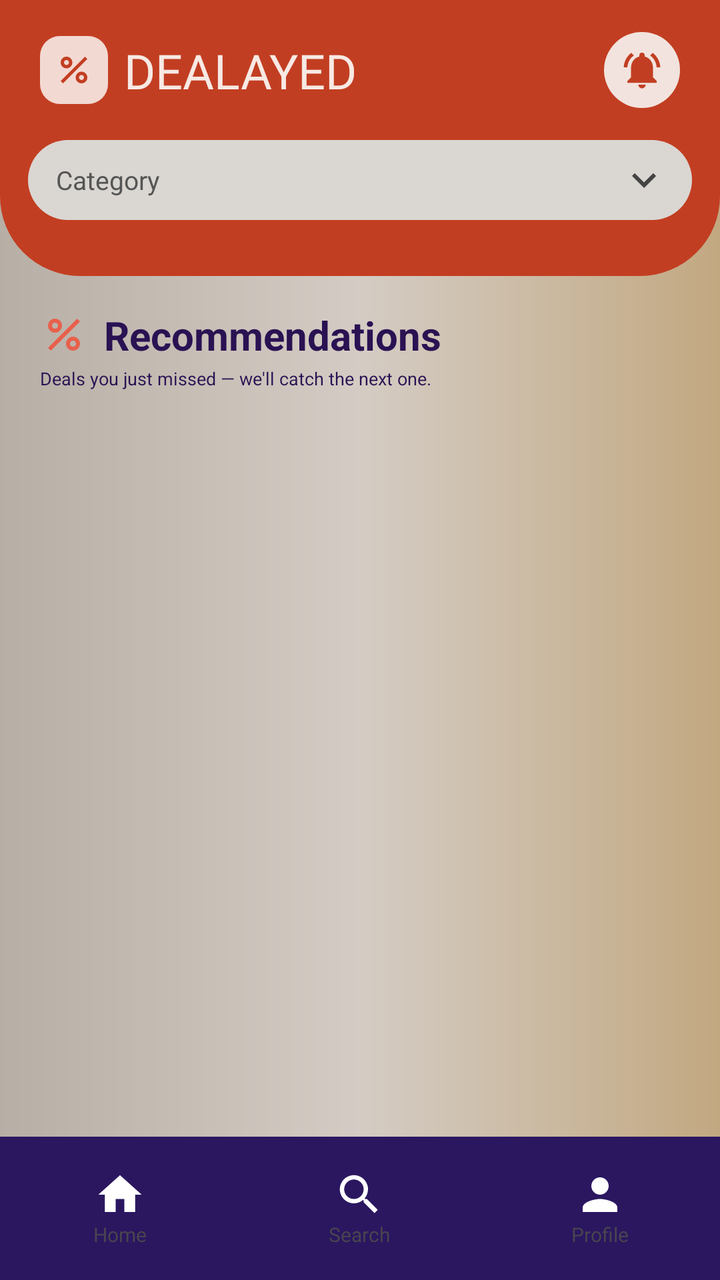
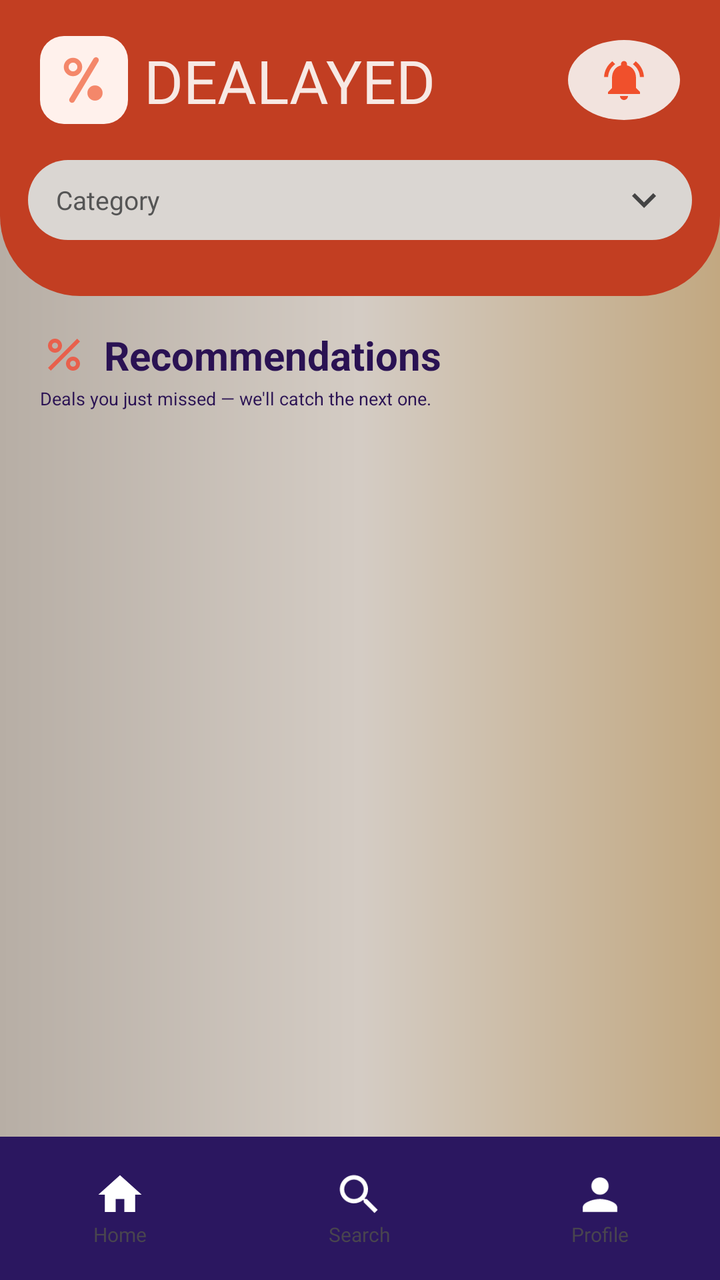

An Android layout rendered at two revisions. The XML below is the earlier revision; the diff shows what the commit changed to produce the second picture.
<!-- AndroidManifest.xml: application theme Theme.Dealayed -->
<!-- res/layout/activity_search.xml -->
<?xml version="1.0" encoding="utf-8"?>
<androidx.constraintlayout.widget.ConstraintLayout
    xmlns:android="http://schemas.android.com/apk/res/android"
    xmlns:app="http://schemas.android.com/apk/res-auto"
    android:id="@+id/main"
    android:layout_width="match_parent"
    android:layout_height="match_parent"
    android:background="@drawable/bg_screen">

    
    <View
        android:id="@+id/headerBg"
        android:layout_width="0dp" android:layout_height="0dp"
        android:background="@drawable/bg_header"
        app:layout_constraintTop_toTopOf="parent"
        app:layout_constraintStart_toStartOf="parent"
        app:layout_constraintEnd_toEndOf="parent"
        app:layout_constraintBottom_toBottomOf="@id/headerBottomSpace"/>

    <Space android:id="@+id/statusBarSpace"
        android:layout_width="match_parent" android:layout_height="0dp"
        app:layout_constraintTop_toTopOf="parent"/>

    
    <FrameLayout
        android:id="@+id/logoBox"
        android:layout_width="34dp" android:layout_height="34dp"
        android:layout_marginStart="20dp" android:layout_marginTop="18dp"
        android:background="@drawable/bg_logo"
        app:layout_constraintTop_toBottomOf="@id/statusBarSpace"
        app:layout_constraintStart_toStartOf="parent">
        <ImageView
            android:layout_width="20dp" android:layout_height="20dp"
            android:layout_gravity="center"
            android:src="@drawable/ic_percent"
            app:tint="@color/brand_red"/>
    </FrameLayout>

    <TextView
        android:id="@+id/tvTitle"
        android:layout_width="wrap_content" android:layout_height="wrap_content"
        android:layout_marginStart="8dp"
        android:text="DEALAYED"
        android:textColor="#F7E9E4" android:textSize="24sp"
        android:fontFamily="@font/lexend_extrabold"
        app:layout_constraintTop_toTopOf="@id/logoBox"
        app:layout_constraintBottom_toBottomOf="@id/logoBox"
        app:layout_constraintStart_toEndOf="@id/logoBox"/>

    <FrameLayout
        android:id="@+id/btnBell"
        android:layout_width="38dp" android:layout_height="38dp"
        android:layout_marginEnd="20dp"
        android:background="@drawable/bg_bell_button"
        app:layout_constraintTop_toTopOf="@id/logoBox"
        app:layout_constraintBottom_toBottomOf="@id/logoBox"
        app:layout_constraintEnd_toEndOf="parent">
        <ImageView
            android:layout_width="22dp" android:layout_height="22dp"
            android:layout_gravity="center"
            android:src="@drawable/ic_bell"
            app:tint="@color/brand_red"/>
    </FrameLayout>

    
    <LinearLayout
        android:id="@+id/categorySelector"
        android:layout_width="0dp" android:layout_height="40dp"
        android:layout_marginStart="14dp" android:layout_marginEnd="14dp"
        android:layout_marginTop="18dp"
        android:background="@drawable/bg_selector"
        android:gravity="center_vertical"
        android:orientation="horizontal"
        android:paddingStart="14dp" android:paddingEnd="12dp"
        app:layout_constraintTop_toBottomOf="@id/logoBox"
        app:layout_constraintStart_toStartOf="parent"
        app:layout_constraintEnd_toEndOf="parent">
        <TextView
            android:id="@+id/tvSelectedCategory"
            android:layout_width="0dp" android:layout_height="wrap_content"
            android:layout_weight="1"
            android:text="Category" android:textSize="13sp"
            android:textColor="#555555"/>
        <ImageView
            android:id="@+id/ivArrow"
            android:layout_width="24dp" android:layout_height="24dp"
            android:src="@drawable/ic_arrow_down"
            app:tint="#444444"/>
    </LinearLayout>

    <Space android:id="@+id/headerBottomSpace"
        android:layout_width="match_parent" android:layout_height="28dp"
        app:layout_constraintTop_toBottomOf="@id/categorySelector"/>

    
    <LinearLayout
        android:id="@+id/recHeader"
        android:layout_width="wrap_content" android:layout_height="wrap_content"
        android:layout_marginStart="20dp" android:layout_marginTop="16dp"
        android:orientation="vertical"
        app:layout_constraintTop_toBottomOf="@id/headerBottomSpace"
        app:layout_constraintStart_toStartOf="parent">
        <TextView
            android:layout_width="wrap_content" android:layout_height="wrap_content"
            android:drawableStart="@drawable/ic_percent"
            android:drawableTint="#E8604C"
            android:drawablePadding="8dp"
            android:gravity="center_vertical"
            android:text="Recommendations"
            android:textColor="@color/navy" android:textSize="20sp"
            android:textStyle="bold"/>
        <TextView
            android:layout_width="wrap_content" android:layout_height="wrap_content"
            android:layout_marginTop="2dp"
            android:text="Deals you just missed — we'll catch the next one."
            android:textColor="@color/navy" android:textSize="9sp"/>
    </LinearLayout>

    
    <TextView
        android:id="@+id/tvEmptyInfo"
        android:layout_width="wrap_content" android:layout_height="wrap_content"
        android:layout_marginStart="20dp" android:layout_marginTop="14dp"
        android:drawableStart="@drawable/ic_sparkle"
        android:drawablePadding="6dp"
        android:gravity="center_vertical"
        android:text="0 results available. 0 you missed."
        android:textColor="@color/navy" android:textSize="10sp"
        android:visibility="gone"
        app:layout_constraintTop_toBottomOf="@id/headerBottomSpace"
        app:layout_constraintStart_toStartOf="parent"/>

    <androidx.recyclerview.widget.RecyclerView
        android:id="@+id/rvDeals"
        android:layout_width="0dp" android:layout_height="0dp"
        android:layout_marginTop="10dp"
        android:clipToPadding="false"
        android:paddingBottom="12dp"
        app:layout_constraintTop_toBottomOf="@id/recHeader"
        app:layout_constraintBottom_toTopOf="@id/bottomNav"
        app:layout_constraintStart_toStartOf="parent"
        app:layout_constraintEnd_toEndOf="parent"/>

    <TextView
        android:id="@+id/emptyEmoji"
        android:layout_width="wrap_content" android:layout_height="wrap_content"
        android:text="😂" android:textSize="40sp"
        android:visibility="gone"
        app:layout_constraintTop_toBottomOf="@id/headerBottomSpace"
        app:layout_constraintBottom_toTopOf="@id/bottomNav"
        app:layout_constraintStart_toStartOf="parent"
        app:layout_constraintEnd_toEndOf="parent"/>



    <include
        layout="@layout/view_bottom_nav"
        android:layout_width="match_parent"
        android:layout_height="wrap_content"
        app:layout_constraintBottom_toBottomOf="parent"
        app:layout_constraintStart_toStartOf="parent"
        app:layout_constraintEnd_toEndOf="parent"/>

    
    <LinearLayout
        android:id="@+id/dropdownPanel"
        android:layout_width="0dp" android:layout_height="wrap_content"
        android:layout_marginTop="4dp"
        android:background="@drawable/bg_dropdown"
        android:elevation="12dp"
        android:orientation="vertical"
        android:paddingStart="16dp" android:paddingEnd="16dp"
        android:paddingTop="8dp" android:paddingBottom="8dp"
        android:visibility="gone"
        app:layout_constraintTop_toBottomOf="@id/categorySelector"
        app:layout_constraintStart_toStartOf="@id/categorySelector"
        app:layout_constraintEnd_toEndOf="@id/categorySelector"/>
</androidx.constraintlayout.widget.ConstraintLayout>
<!-- res/layout/view_bottom_nav.xml (included above) -->
<?xml version="1.0" encoding="utf-8"?>
<LinearLayout xmlns:android="http://schemas.android.com/apk/res/android"
    android:id="@+id/bottomNav"
    android:layout_width="match_parent"
    android:layout_height="wrap_content"
    android:background="@color/purple"
    android:orientation="horizontal"
    android:paddingTop="8dp"
    android:paddingBottom="8dp">

    
    <LinearLayout
        android:id="@+id/navHome"
        android:layout_width="0dp"
        android:layout_height="wrap_content"
        android:layout_weight="1"
        android:clickable="true"
        android:focusable="true"
        android:gravity="center">

        <LinearLayout
            android:id="@+id/navHomePill"
            android:layout_width="wrap_content"
            android:layout_height="wrap_content"
            android:gravity="center"
            android:orientation="vertical"
            android:paddingStart="30dp"
            android:paddingEnd="30dp"
            android:paddingTop="8dp"
            android:paddingBottom="8dp">

            <ImageView
                android:id="@+id/navHomeIcon"
                android:layout_width="26dp"
                android:layout_height="26dp"
                android:src="@drawable/ic_home" />

            <TextView
                android:id="@+id/navHomeLabel"
                android:layout_width="wrap_content"
                android:layout_height="wrap_content"
                android:fontFamily="@font/lexend"
                android:text="Home"
                android:textSize="10sp" />
        </LinearLayout>
    </LinearLayout>

    
    <LinearLayout
        android:id="@+id/navSearch"
        android:layout_width="0dp"
        android:layout_height="wrap_content"
        android:layout_weight="1"
        android:clickable="true"
        android:focusable="true"
        android:gravity="center">

        <LinearLayout
            android:id="@+id/navSearchPill"
            android:layout_width="wrap_content"
            android:layout_height="wrap_content"
            android:gravity="center"
            android:orientation="vertical"
            android:paddingStart="30dp"
            android:paddingEnd="30dp"
            android:paddingTop="8dp"
            android:paddingBottom="8dp">

            <ImageView
                android:id="@+id/navSearchIcon"
                android:layout_width="26dp"
                android:layout_height="26dp"
                android:src="@drawable/ic_search" />

            <TextView
                android:id="@+id/navSearchLabel"
                android:layout_width="wrap_content"
                android:layout_height="wrap_content"
                android:fontFamily="@font/lexend"
                android:text="Search"
                android:textSize="10sp" />
        </LinearLayout>
    </LinearLayout>

    
    <LinearLayout
        android:id="@+id/navProfile"
        android:layout_width="0dp"
        android:layout_height="wrap_content"
        android:layout_weight="1"
        android:clickable="true"
        android:focusable="true"
        android:gravity="center">

        <LinearLayout
            android:id="@+id/navProfilePill"
            android:layout_width="wrap_content"
            android:layout_height="wrap_content"
            android:gravity="center"
            android:orientation="vertical"
            android:paddingStart="30dp"
            android:paddingEnd="30dp"
            android:paddingTop="8dp"
            android:paddingBottom="8dp">

            <ImageView
                android:id="@+id/navProfileIcon"
                android:layout_width="26dp"
                android:layout_height="26dp"
                android:src="@drawable/ic_person" />

            <TextView
                android:id="@+id/navProfileLabel"
                android:layout_width="wrap_content"
                android:layout_height="wrap_content"
                android:fontFamily="@font/lexend"
                android:text="Profile"
                android:textSize="10sp" />
        </LinearLayout>
    </LinearLayout>

</LinearLayout>
<!-- resources referenced by this layout -->
<resources>
  <color name="brand_red">#C23E22</color>
  <color name="navy">#2A1253</color>
  <color name="purple">#2B1760</color>
  <!-- drawable bg_bell_button (drawable) -->
  <shape xmlns:android="http://schemas.android.com/apk/res/android" android:shape="oval">
      <solid android:color="#F2E3DE"/>
  </shape>
  <!-- drawable bg_dropdown (drawable) -->
  <shape xmlns:android="http://schemas.android.com/apk/res/android">
      <solid android:color="#D6D6D6"/>
      <corners android:radius="18dp"/>
  </shape>
  <!-- drawable bg_header (drawable) -->
  <?xml version="1.0" encoding="utf-8"?>
  <shape xmlns:android="http://schemas.android.com/apk/res/android">
      <solid android:color="@color/brand_red"/>
      <corners android:bottomLeftRadius="40dp" android:bottomRightRadius="40dp"/>
  </shape>
  <!-- drawable bg_logo (drawable) -->
  <shape xmlns:android="http://schemas.android.com/apk/res/android">
      <solid android:color="#F2D9D2"/>
      <corners android:radius="10dp"/>
  </shape>
  <!-- drawable bg_screen (drawable) -->
  <shape xmlns:android="http://schemas.android.com/apk/res/android">
      <gradient android:type="linear" android:angle="0"
          android:startColor="#B7AEA5" android:centerColor="#D4CCC4" android:endColor="#C2A881"/>
  </shape>
  <!-- drawable bg_selector (drawable) -->
  <shape xmlns:android="http://schemas.android.com/apk/res/android">
      <solid android:color="#DAD6D2"/>
      <corners android:radius="22dp"/>
  </shape>
  <!-- drawable ic_arrow_down (drawable) -->
  <vector xmlns:android="http://schemas.android.com/apk/res/android" android:height="24dp" android:tint="#000000" android:viewportHeight="24" android:viewportWidth="24" android:width="24dp">
        
      <path android:fillColor="@android:color/white" android:pathData="M7.41,8.59L12,13.17l4.59,-4.58L18,10l-6,6 -6,-6 1.41,-1.41z"/>
      
  </vector>
  <!-- drawable ic_home (drawable) -->
  <?xml version="1.0" encoding="utf-8"?>
  <vector xmlns:android="http://schemas.android.com/apk/res/android"
      android:width="24dp"
      android:height="24dp"
      android:viewportWidth="24"
      android:viewportHeight="24">
      <path
          android:fillColor="#FFFFFF"
          android:pathData="M10,20v-6h4v6h5v-8h3L12,3 2,12h3v8z" />
  </vector>
  <!-- drawable ic_person (drawable) -->
  <?xml version="1.0" encoding="utf-8"?>
  <vector xmlns:android="http://schemas.android.com/apk/res/android"
      android:width="24dp"
      android:height="24dp"
      android:viewportWidth="24"
      android:viewportHeight="24">
      <path
          android:fillColor="#FFFFFF"
          android:pathData="M12,12c2.21,0 4,-1.79 4,-4s-1.79,-4 -4,-4 -4,1.79 -4,4 1.79,4 4,4zM12,14c-2.67,0 -8,1.34 -8,4v2h16v-2c0,-2.66 -5.33,-4 -8,-4z" />
  </vector>
  <style name="Theme.Dealayed" parent="Base.Theme.Dealayed" />
  <style name="Base.Theme.Dealayed" parent="Theme.Material3.DayNight.NoActionBar">
          
          
      </style>
  <!-- unchanged entries left out for length: 4 -->
</resources>

<!-- the commit's change to res/layout/activity_search.xml (unified diff, before → after) -->
@@ -22,45 +22,41 @@
         app:layout_constraintTop_toTopOf="parent"/>
 
     
-    <FrameLayout
+    <ImageView
         android:id="@+id/logoBox"
-        android:layout_width="34dp" android:layout_height="34dp"
-        android:layout_marginStart="20dp" android:layout_marginTop="18dp"
-        android:background="@drawable/bg_logo"
+        android:layout_width="44dp"
+        android:layout_height="44dp"
+        android:layout_marginStart="20dp"
+        android:layout_marginTop="18dp"
+        android:contentDescription="Dealayed logo"
+        android:src="@drawable/ic_logo_mark"
         app:layout_constraintTop_toBottomOf="@id/statusBarSpace"
-        app:layout_constraintStart_toStartOf="parent">
-        <ImageView
-            android:layout_width="20dp" android:layout_height="20dp"
-            android:layout_gravity="center"
-            android:src="@drawable/ic_percent"
-            app:tint="@color/brand_red"/>
-    </FrameLayout>
+        app:layout_constraintStart_toStartOf="parent" />
 
     <TextView
         android:id="@+id/tvTitle"
         android:layout_width="wrap_content" android:layout_height="wrap_content"
         android:layout_marginStart="8dp"
         android:text="DEALAYED"
-        android:textColor="#F7E9E4" android:textSize="24sp"
+        android:textColor="#F7E9E4" android:textSize="30sp"
         android:fontFamily="@font/lexend_extrabold"
         app:layout_constraintTop_toTopOf="@id/logoBox"
         app:layout_constraintBottom_toBottomOf="@id/logoBox"
         app:layout_constraintStart_toEndOf="@id/logoBox"/>
 
-    <FrameLayout
+    <ImageView
         android:id="@+id/btnBell"
-        android:layout_width="38dp" android:layout_height="38dp"
+        android:layout_width="56dp"
+        android:layout_height="40dp"
         android:layout_marginEnd="20dp"
         android:background="@drawable/bg_bell_button"
+        android:contentDescription="Notifications"
+        android:padding="8dp"
+        android:src="@drawable/ic_bell"
+        app:tint="@color/orange"
         app:layout_constraintTop_toTopOf="@id/logoBox"
         app:layout_constraintBottom_toBottomOf="@id/logoBox"
-        app:layout_constraintEnd_toEndOf="parent">
-        <ImageView
-            android:layout_width="22dp" android:layout_height="22dp"
-            android:layout_gravity="center"
-            android:src="@drawable/ic_bell"
-            app:tint="@color/brand_red"/>
-    </FrameLayout>
+        app:layout_constraintEnd_toEndOf="parent" />
 
     
     <LinearLayout
<!-- resource entries referenced after the edit -->
@@ -2,6 +2,7 @@
 <resources>
   <color name="brand_red">#C23E22</color>
   <color name="navy">#2A1253</color>
+  <color name="orange">#F0502C</color>
   <color name="purple">#2B1760</color>
   <!-- drawable bg_bell_button (drawable) -->
   <shape xmlns:android="http://schemas.android.com/apk/res/android" android:shape="oval">
@@ -17,11 +18,6 @@
   <shape xmlns:android="http://schemas.android.com/apk/res/android">
       <solid android:color="@color/brand_red"/>
       <corners android:bottomLeftRadius="40dp" android:bottomRightRadius="40dp"/>
-  </shape>
-  <!-- drawable bg_logo (drawable) -->
-  <shape xmlns:android="http://schemas.android.com/apk/res/android">
-      <solid android:color="#F2D9D2"/>
-      <corners android:radius="10dp"/>
   </shape>
   <!-- drawable bg_screen (drawable) -->
   <shape xmlns:android="http://schemas.android.com/apk/res/android">
@@ -50,6 +46,37 @@
           android:fillColor="#FFFFFF"
           android:pathData="M10,20v-6h4v6h5v-8h3L12,3 2,12h3v8z" />
   </vector>
+  <!-- drawable ic_logo_mark (drawable) -->
+  <?xml version="1.0" encoding="utf-8"?>
+  <vector xmlns:android="http://schemas.android.com/apk/res/android"
+      android:width="44dp"
+      android:height="44dp"
+      android:viewportWidth="44"
+      android:viewportHeight="44">
+  
+      
+      <path
+          android:fillColor="#FFF1EC"
+          android:pathData="M12,0 H32 A12,12 0 0 1 44,12 V32 A12,12 0 0 1 32,44 H12 A12,12 0 0 1 0,32 V12 A12,12 0 0 1 12,0 Z" />
+  
+      
+      <path
+          android:pathData="M28,12 L16,32"
+          android:strokeColor="#F4876A"
+          android:strokeWidth="2.8"
+          android:strokeLineCap="round" />
+  
+      
+      <path
+          android:pathData="M13.1,15.5 a3.4,3.4 0 1,0 6.8,0 a3.4,3.4 0 1,0 -6.8,0"
+          android:strokeColor="#F4876A"
+          android:strokeWidth="2.4" />
+  
+      
+      <path
+          android:fillColor="#F4876A"
+          android:pathData="M23.7,28.5 a3.8,3.8 0 1,0 7.6,0 a3.8,3.8 0 1,0 -7.6,0" />
+  </vector>
   <!-- drawable ic_person (drawable) -->
   <?xml version="1.0" encoding="utf-8"?>
   <vector xmlns:android="http://schemas.android.com/apk/res/android"
